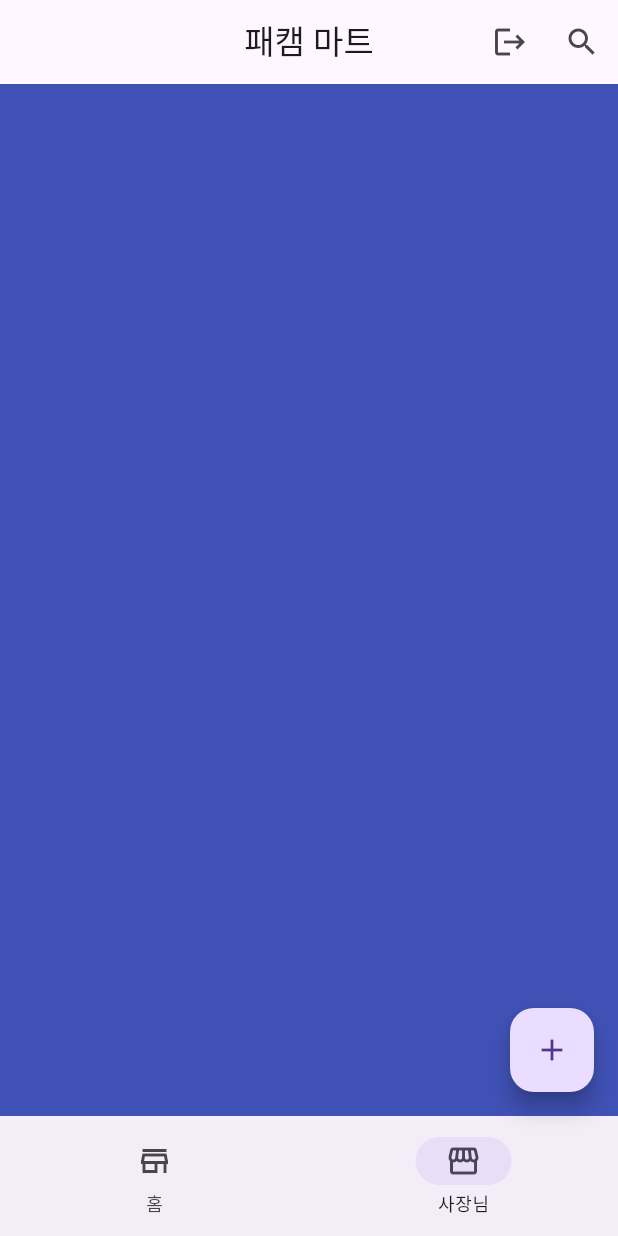
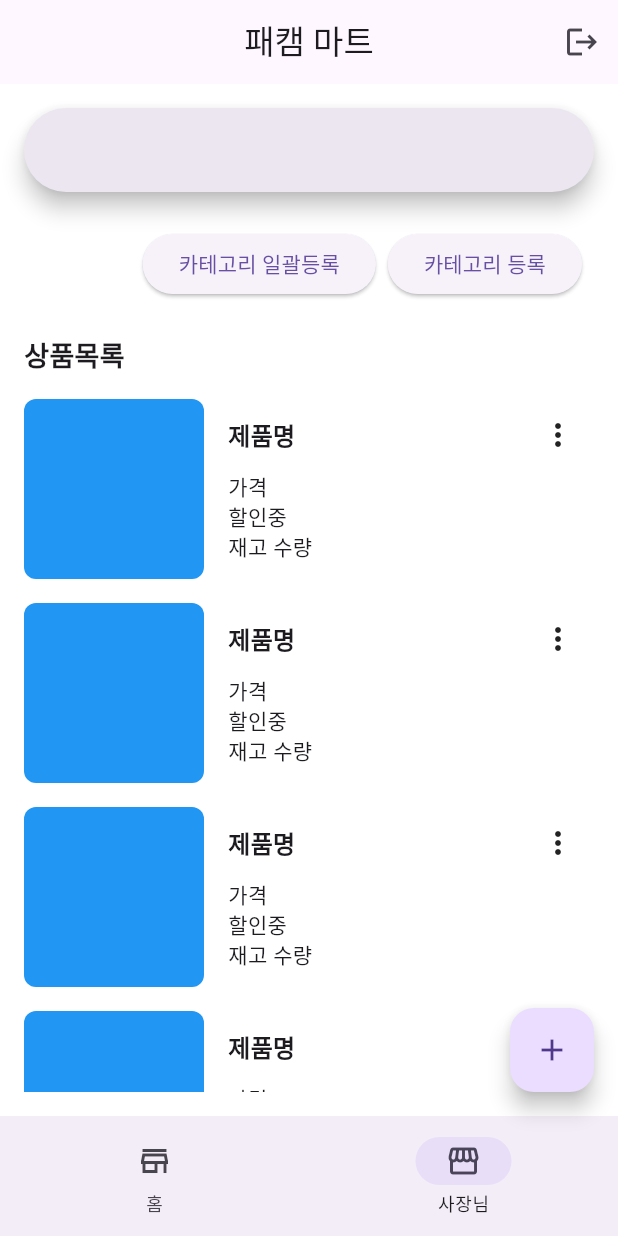
Before and after one commit to seongukHEO/FlutterMoveScreen, a Flutter app: the screen it shows after launch, item 2 of the bottom bar chosen, on a phone screen of 412 x 824 dp. Run offline on Flutter 3.47's test engine with Material 3 defaults, Android fonts, the phone set to English and light mode, and no system bars; our stand-ins replace dots_indicator.

Commit message:
feat : 판매자 화면 구현

```diff
--- a/lib/home/home_screen.dart
+++ b/lib/home/home_screen.dart
@@ -1,6 +1,7 @@
 import 'package:flutter/cupertino.dart';
 import 'package:flutter/material.dart';
 import 'package:flutter_moving_screen/home/widget/home_widget.dart';
+import 'package:flutter_moving_screen/home/widget/seller_widget.dart';
 
 class HomeScreen extends StatefulWidget {
   const HomeScreen({super.key});
@@ -24,17 +25,18 @@ class _HomeScreenState extends State<HomeScreen> {
               onPressed: (){},
               icon: Icon(Icons.logout)
           ),
-          IconButton(
-              onPressed: (){},
-              icon: Icon(Icons.search)
-          )
+          if (_menuIndex == 0)
+            IconButton(
+                onPressed: (){},
+                icon: Icon(Icons.search)
+            )
         ],
       ),
       body: IndexedStack(
         index: _menuIndex,
         children: [
           HomeWidget(),
-          Container(color: Colors.indigo,),
+          SellerWidget()
         ],
       ),
 
--- /dev/null
+++ b/lib/home/widget/seller_widget.dart
@@ -0,0 +1,91 @@
+import 'package:flutter/cupertino.dart';
+import 'package:flutter/material.dart';
+
+class SellerWidget extends StatefulWidget {
+  const SellerWidget({super.key});
+
+  @override
+  State<SellerWidget> createState() => _SellerWidgetState();
+}
+
+class _SellerWidgetState extends State<SellerWidget> {
+  @override
+  Widget build(BuildContext context) {
+    return Container(
+      color: Colors.white,
+      padding: EdgeInsets.all(16),
+      child: Column(
+        crossAxisAlignment: CrossAxisAlignment.start,
+        children: [
+          SearchBar(),
+          SizedBox(height: 16,),
+          ButtonBar(
+            children: [
+              ElevatedButton(
+                  onPressed: (){},
+                  child: Text("카테고리 일괄등록")
+              ),
+              ElevatedButton(
+                  onPressed: (){},
+                  child: Text("카테고리 등록")
+              ),
+            ],
+          ),
+          Padding(
+            padding: const EdgeInsets.symmetric(vertical: 16),
+            child: Text("상품목록", style: TextStyle(fontWeight: FontWeight.bold, fontSize: 18),),
+          ),
+
+          Expanded(
+              child: ListView.builder(
+                  itemBuilder: (c, i){
+                    return Container(
+                      height: 120,
+                      margin: EdgeInsets.only(bottom: 16),
+                      child: Row(
+                        children: [
+                          Container(width: 120,
+                            decoration: BoxDecoration(
+                                color: Colors.blue,
+                                borderRadius: BorderRadius.circular(8)
+                            ),),
+                          Expanded(child: Padding(
+                            padding: const EdgeInsets.only(left: 16),
+                            child: Column(
+                              mainAxisAlignment: MainAxisAlignment.start,
+                              children: [
+                                Row(
+                                  mainAxisAlignment: MainAxisAlignment.spaceBetween,
+                                  children: [
+                                    Text("제품명", style: TextStyle(fontWeight: FontWeight.bold, fontSize: 16),),
+                                    PopupMenuButton(itemBuilder: (context) => [
+                                      PopupMenuItem(child: Text("리뷰")),
+                                      PopupMenuItem(child: Text("삭제")),
+                                    ]),
+                                  ],
+                                ),
+                                Align(
+                                  alignment: Alignment.topLeft,
+                                    child: Text("가격")
+                                ),
+                                Align(
+                                    alignment: Alignment.topLeft,
+                                    child: Text("할인중")
+                                ),
+                                Align(
+                                    alignment: Alignment.topLeft,
+                                    child: Text("재고 수량")
+                                ),
+                              ],
+                            ),
+                          ))
+                        ],
+                      ),
+                    );
+                  }
+              ))
+        ],
+      ),
+    );
+  }
+}
```
